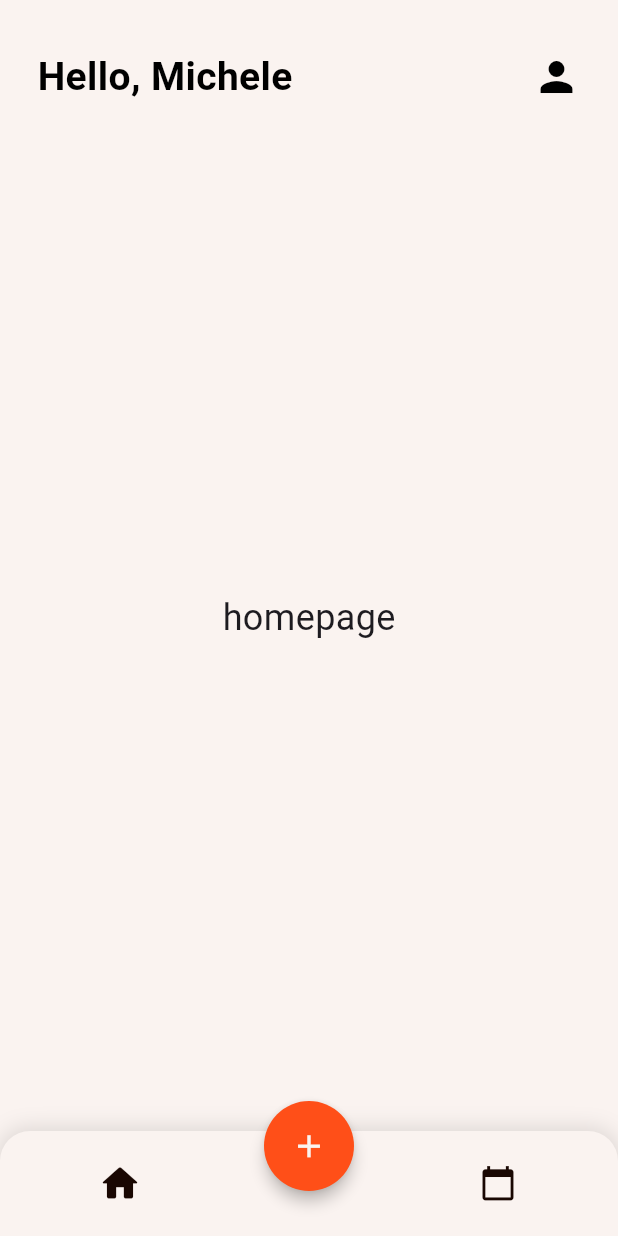
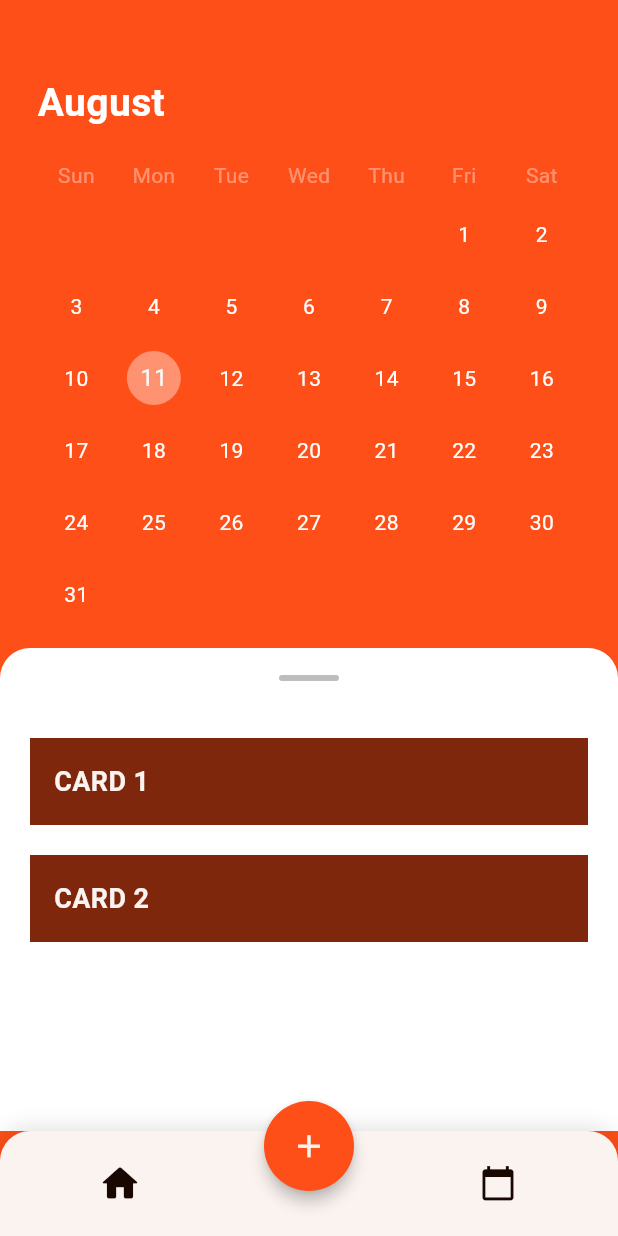
Before and after one commit to michele-biffi/logger, a Flutter app: the screen it shows after launch, after a tap on the "calendar today" icon, on a phone screen of 412 x 824 dp. Run offline on Flutter 3.47's test engine with Material 3 defaults, Android fonts, the phone set to English and light mode, and no system bars; drawn by our look-alikes of table_calendar; our stand-ins replace flutter_dotenv, supabase_flutter; accounts and stored records are empty.

Commit message:
added calendar page with UI basic functionalities

```diff
--- a/lib/components/custom_bottom_bar.dart
+++ b/lib/components/custom_bottom_bar.dart
@@ -1,5 +1,7 @@
 import 'package:flutter/material.dart';
 import 'package:logger/colors.dart';
+import 'package:logger/pages/calendar_page.dart';
+import 'package:logger/pages/home.dart';
 
 class CustomBottomBar extends StatelessWidget {
   const CustomBottomBar({super.key});
@@ -43,7 +45,12 @@ class CustomBottomBar extends StatelessWidget {
                     color: CustomColors.dark,
                     size: 30,
                   ),
-                  onPressed: () {},
+                  onPressed: () {
+                    Navigator.push(
+                      context,
+                      MaterialPageRoute(builder: (context) => HomePage()),
+                    );
+                  },
                 ),
                 IconButton(
                   icon: Icon(
@@ -51,7 +58,12 @@ class CustomBottomBar extends StatelessWidget {
                     color: CustomColors.dark,
                     size: 25,
                   ),
-                  onPressed: () {},
+                  onPressed: () {
+                    Navigator.push(
+                      context,
+                      MaterialPageRoute(builder: (context) => CalendarPage()),
+                    );
+                  },
                 ),
               ],
             ),
--- /dev/null
+++ b/lib/pages/calendar_page.dart
@@ -0,0 +1,246 @@
+import 'package:flutter/material.dart';
+import 'package:logger/colors.dart';
+import 'package:logger/components/add_log_dialog.dart';
+import 'package:logger/components/custom_bottom_bar.dart';
+import 'package:table_calendar/table_calendar.dart';
+
+class CalendarPage extends StatefulWidget {
+  const CalendarPage({super.key});
+
+  @override
+  State<CalendarPage> createState() => _CalendarPageState();
+}
+
+class _CalendarPageState extends State<CalendarPage> {
+  DateTime _focusedDay = DateTime.now();
+  DateTime? _selectedDay;
+  CalendarFormat _calendarFormat = CalendarFormat.month;
+
+  @override
+  Widget build(BuildContext context) {
+    return Scaffold(
+      backgroundColor: CustomColors.orange,
+      body: Column(
+        children: [
+          Padding(
+            padding: const EdgeInsets.only(top: 50, left: 25, right: 25),
+            child: Column(
+              children: [
+                Row(
+                  children: [
+                    Text(
+                      _monthName(_focusedDay.month),
+                      style: const TextStyle(
+                        fontSize: 26,
+                        fontWeight: FontWeight.bold,
+                        color: Colors.white,
+                      ),
+                    ),
+                  ],
+                ),
+                const SizedBox(height: 15),
+                TableCalendar(
+                  calendarFormat: _calendarFormat, // 👈 Usa il formato dinamico
+                  rowHeight: 48,
+                  daysOfWeekHeight: 30,
+                  firstDay: DateTime.utc(2020, 1, 1),
+                  lastDay: DateTime.utc(2030, 12, 31),
+                  focusedDay: _focusedDay,
+                  selectedDayPredicate: (day) {
+                    return isSameDay(_selectedDay, day);
+                  },
+                  onDaySelected: (selectedDay, focusedDay) {
+                    setState(() {
+                      _selectedDay = selectedDay;
+                      _focusedDay = focusedDay;
+                    });
+                  },
+                  onPageChanged: (focusedDay) {
+                    setState(() {
+                      _focusedDay = focusedDay;
+                    });
+                  },
+                  onFormatChanged: (format) {
+                    // Evita cambi accidentali se vuoi controllare solo tu il formato
+                  },
+                  headerVisible: false,
+                  calendarStyle: CalendarStyle(
+                    tablePadding: const EdgeInsets.all(0),
+                    todayDecoration: const BoxDecoration(
+                      color: Colors.white38,
+                      shape: BoxShape.circle,
+                    ),
+                    selectedDecoration: BoxDecoration(
+                      color: Colors.orange.shade900,
+                      shape: BoxShape.circle,
+                    ),
+                    defaultTextStyle: const TextStyle(color: Colors.white),
+                    weekendTextStyle: const TextStyle(color: Colors.white),
+                    outsideDaysVisible: false,
+                  ),
+                  daysOfWeekStyle: const DaysOfWeekStyle(
+                    weekdayStyle: TextStyle(color: Colors.white38),
+                    weekendStyle: TextStyle(color: Colors.white38),
+                  ),
+                ),
+              ],
+            ),
+          ),
+          const SizedBox(height: 12),
+          GestureDetector(
+            onVerticalDragEnd: (details) {
+              if (details.primaryVelocity! < 0) {
+                // swipe alto
+                setState(() {
+                  _calendarFormat = CalendarFormat.week;
+                });
+              } else if (details.primaryVelocity! > 0) {
+                // swipe basso
+                setState(() {
+                  _calendarFormat = CalendarFormat.month;
+                });
+              }
+            },
+            child: Container(
+              height: 40,
+              decoration: const BoxDecoration(
+                color: Colors.white,
+                borderRadius: BorderRadius.vertical(top: Radius.circular(20)),
+              ),
+              child: Center(
+                child: Container(
+                  width: 40,
+                  height: 4,
+                  decoration: BoxDecoration(
+                    color: Colors.grey.shade400,
+                    borderRadius: BorderRadius.circular(2),
+                  ),
+                ),
+              ),
+            ),
+          ),
+          // Daily log
+          Expanded(
+            child: Container(
+              color: Colors.white,
+              child: ListView(
+                padding: const EdgeInsets.all(20),
+                children: [
+                  Container(
+                    color: CustomColors.darkOrange,
+                    padding: const EdgeInsets.all(16),
+                    child: Text(
+                      "CARD 1",
+                      style: TextStyle(
+                        fontSize: 18,
+                        fontWeight: FontWeight.bold,
+                        color: CustomColors.light,
+                      ),
+                    ),
+                  ),
+                  const SizedBox(height: 20),
+                  Container(
+                    color: CustomColors.darkOrange,
+                    padding: const EdgeInsets.all(16),
+                    child: Text(
+                      "CARD 2",
+                      style: TextStyle(
+                        fontSize: 18,
+                        fontWeight: FontWeight.bold,
+                        color: CustomColors.light,
+                      ),
+                    ),
+                  ),
+                  const SizedBox(height: 12),
+                  // _buildLogCard(
+                  //  tag: "Projects",
+                  //  description: "Added SSH keys for new project",
+                  //  time: "9.00 - 9.30",
+                  //  tagColor: Colors.orange.shade300,
+                  // ),
+                ],
+              ),
+            ),
+          ),
+        ],
+      ),
+      floatingActionButton: Padding(
+        padding: const EdgeInsets.only(top: 20),
+        child: SizedBox(
+          width: 60,
+          height: 60,
+          child: FloatingActionButton(
+            elevation: 4,
+            onPressed: () {
+              showAddLogModal(context);
+            },
+            shape: RoundedRectangleBorder(
+              borderRadius: BorderRadius.circular(40),
+            ),
+            backgroundColor: CustomColors.orange,
+            foregroundColor: CustomColors.light,
+            child: Icon(Icons.add, size: 25),
+          ),
+        ),
+      ),
+      floatingActionButtonLocation: FloatingActionButtonLocation.centerDocked,
+      bottomNavigationBar: CustomBottomBar(),
+    );
+  }
+
+  Widget _buildLogCard({
+    required String tag,
+    required String description,
+    required String time,
+    required Color tagColor,
+  }) {
+    return Container(
+      padding: const EdgeInsets.all(12),
+      decoration: BoxDecoration(
+        color: Colors.orange.shade50,
+        borderRadius: BorderRadius.circular(12),
+      ),
+      child: Column(
+        crossAxisAlignment: CrossAxisAlignment.start,
+        children: [
+          Container(
+            padding: const EdgeInsets.symmetric(horizontal: 8, vertical: 4),
+            decoration: BoxDecoration(
+              color: tagColor,
+              borderRadius: BorderRadius.circular(8),
+            ),
+            child: Text(
+              tag,
+              style: const TextStyle(fontWeight: FontWeight.bold, fontSize: 12),
+            ),
+          ),
+          const SizedBox(height: 8),
+          Text(description, style: const TextStyle(fontSize: 14)),
+          const SizedBox(height: 6),
+          Text(
+            time,
+            style: TextStyle(fontSize: 12, color: Colors.orange.shade700),
+          ),
+        ],
+      ),
+    );
+  }
+
+  String _monthName(int month) {
+    const months = [
+      "January",
+      "February",
+      "March",
+      "April",
+      "May",
+      "June",
+      "July",
+      "August",
+      "September",
+      "October",
+      "November",
+      "December",
+    ];
+    return months[month - 1];
+  }
+}
--- a/pubspec.yaml
+++ b/pubspec.yaml
@@ -36,6 +36,7 @@ dependencies:
   # The following adds the Cupertino Icons font to your application.
   # Use with the CupertinoIcons class for iOS style icons.
   cupertino_icons: ^1.0.8
+  table_calendar: ^3.2.0
 
 dev_dependencies:
   flutter_test:
```
Also changed, not shown: pubspec.lock.
